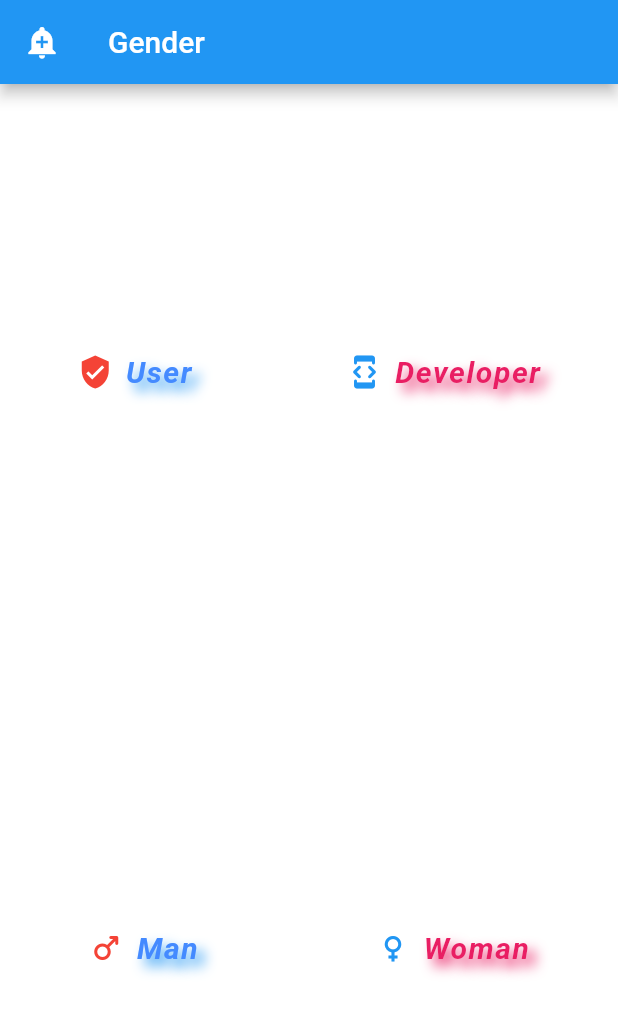
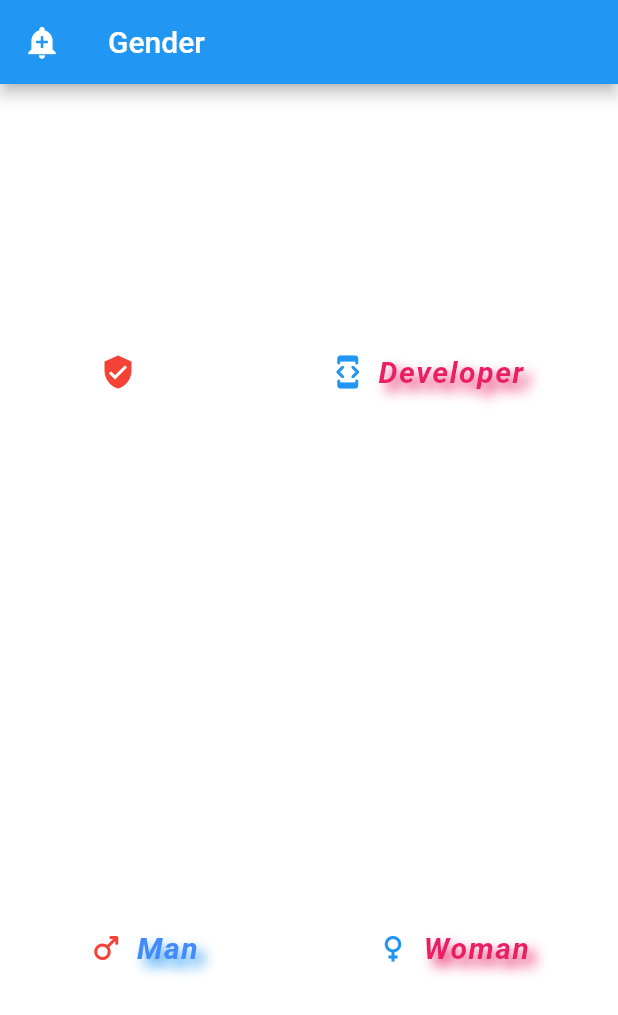
Before and after one commit to RamezHamdiSaeed/MyFlutterReference, a Flutter app: the screen it shows after launch, on a phone screen of 412 x 824 dp. Shown: the top 1015 px of the screen. Run offline on Flutter 3.47's test engine with Material 2 defaults, Android fonts, the phone set to English and light mode, and no system bars.

Commit message:
IconButton

```diff
--- a/lib/App/my_app.dart
+++ b/lib/App/my_app.dart
@@ -29,35 +29,11 @@ class MyApp extends StatelessWidget {
                   Row(
                     mainAxisAlignment: MainAxisAlignment.spaceAround,
                     children: <Widget>[
-                      TextButton.icon(
-                        style: ButtonStyle(
-                          overlayColor: MaterialStateProperty.all(Colors.white),
-                        ),
+                      IconButton(
                         onPressed: () {},
                         icon: const Icon(
                           Icons.verified_user,
                           color: Colors.red,
-                        ),
-                        label: const Text(
-                          'User',
-                          style: TextStyle(
-                            color: Colors.blueAccent,
-                            fontSize: 20,
-                            fontWeight: FontWeight.bold,
-                            fontStyle: FontStyle.italic,
-                            letterSpacing: 1,
-                            shadows: <Shadow>[
-                              Shadow(
-                                offset: Offset(5, 5),
-                                blurRadius: 10,
-                                color: Colors.blue,
-                              ),
-                            ],
-                            // decoration: TextDecoration.combine(<TextDecoration>[
-                            //   TextDecoration.underline,
-                            //   TextDecoration.lineThrough
-                            // ]),
-                          ),
                         ),
                       ),
                       TextButton.icon(
```
Also changed, not shown: 1 other file.
